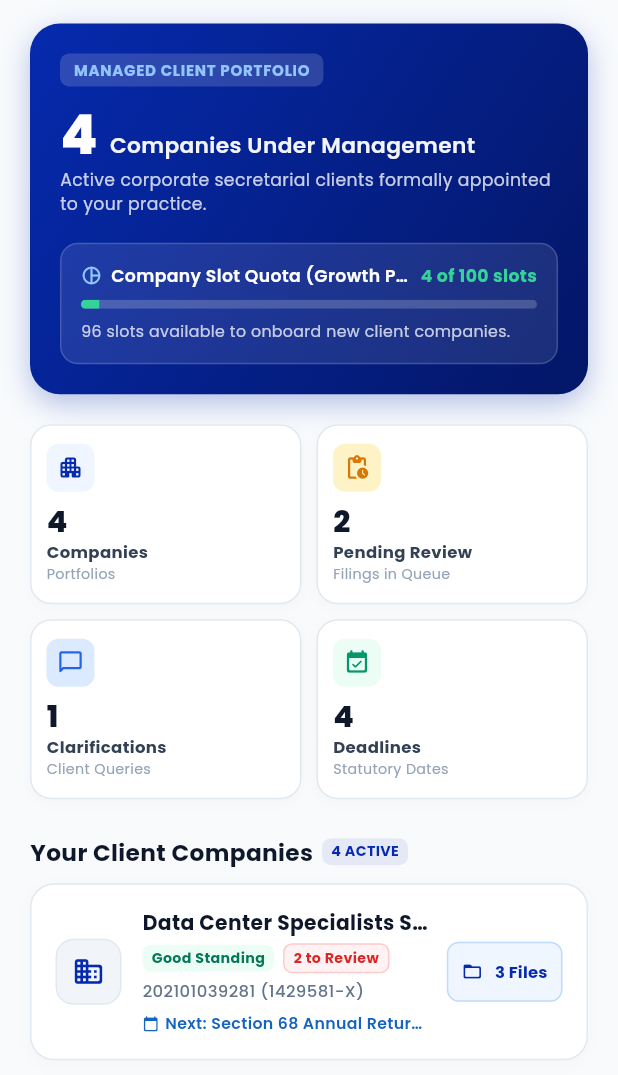
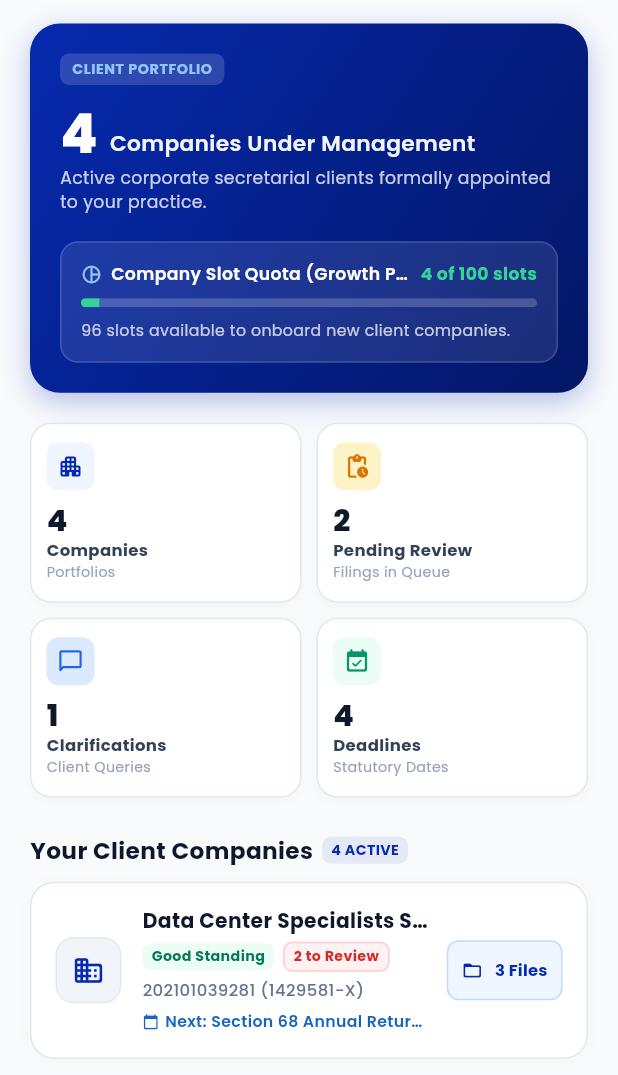
Before and after one commit to DCSDev-coder/MySect, a Flutter app: the SecretaryDashboardTab screen opened directly with empty values, on a phone screen of 412 x 824 dp, the part 161-1236 px from its top. Run offline on Flutter 3.47's test engine with Material 3 defaults, Android fonts, the phone set to English and light mode, and no system bars; our stand-ins replace file_picker, google_fonts, image_picker, table_calendar; network calls fail; project files that could hold a hidden picture were left out.

Commit message:
fix(ui): add ample speaker notch spacing at top of mobile header and resolve remaining card overflow

```diff
--- a/mysect_app/lib/mobile_app/widgets/app_top_header.dart
+++ b/mysect_app/lib/mobile_app/widgets/app_top_header.dart
@@ -20,14 +20,15 @@ class AppTopHeader extends StatelessWidget {
   Widget build(BuildContext context) {
     final topPadding = MediaQuery.of(context).padding.top;
     // Elevates the logo and notification bell higher up closer to the status bar text/pill
-    final elevatedTop = topPadding > 0 ? (topPadding - 24.0).clamp(6.0, 26.0) : 6.0;
+    // Leave clear space for top speaker, camera notch/island, and status bar
+    final elevatedTop = topPadding > 20 ? (topPadding + 10.0) : 38.0;
 
     return Padding(
       padding: EdgeInsets.only(
         left: 16.0,
         top: elevatedTop,
         right: 16.0,
-        bottom: 2.0,
+        bottom: 12.0,
       ),
       child: Row(
         mainAxisAlignment: MainAxisAlignment.spaceBetween,
--- a/mysect_secretary/lib/screens/secretary_dashboard_tab.dart
+++ b/mysect_secretary/lib/screens/secretary_dashboard_tab.dart
@@ -145,50 +145,61 @@ class SecretaryDashboardTab extends StatelessWidget {
                         Row(
                           mainAxisAlignment: MainAxisAlignment.spaceBetween,
                           children: [
-                            Container(
+                            Flexible(
+                              child: Container(
                                 padding: const EdgeInsets.symmetric(
-                                horizontal: 9,
-                                vertical: 4,
+                                  horizontal: 8,
+                                  vertical: 3.5,
                                 ),
                                 decoration: BoxDecoration(
                                   color: Colors.white.withValues(alpha: 0.16),
                                   borderRadius: BorderRadius.circular(6),
                                 ),
                                 child: Text(
-                                'MANAGED CLIENT PORTFOLIO',
+                                  'CLIENT PORTFOLIO',
                                   style: GoogleFonts.poppins(
-                                  fontSize: 10,
+                                    fontSize: 9.5,
                                     fontWeight: FontWeight.bold,
                                     color: const Color(0xFF93C5FD),
-                                  letterSpacing: 0.5,
+                                    letterSpacing: 0.4,
+                                  ),
+                                  maxLines: 1,
+                                  overflow: TextOverflow.ellipsis,
                                 ),
                               ),
                             ),
+                            const SizedBox(width: 8),
                             if (onNavigateToCompanies != null)
-                              ElevatedButton.icon(
-                                onPressed: onNavigateToCompanies,
-                                icon: const Icon(
+                              InkWell(
+                                onTap: onNavigateToCompanies,
+                                borderRadius: BorderRadius.circular(8),
+                                child: Container(
+                                  padding: const EdgeInsets.symmetric(
+                                    horizontal: 9,
+                                    vertical: 5,
+                                  ),
+                                  decoration: BoxDecoration(
+                                    color: Colors.white,
+                                    borderRadius: BorderRadius.circular(8),
+                                  ),
+                                  child: Row(
+                                    mainAxisSize: MainAxisSize.min,
+                                    children: [
+                                      const Icon(
                                         Icons.business_rounded,
                                         size: 13,
                                         color: Color(0xFF062AAE),
                                       ),
-                                label: Text(
-                                  'View Companies',
+                                      const SizedBox(width: 4),
+                                      Text(
+                                        'Companies',
                                         style: GoogleFonts.poppins(
                                           fontSize: 11,
                                           fontWeight: FontWeight.bold,
                                           color: const Color(0xFF062AAE),
                                         ),
                                       ),
-                                style: ElevatedButton.styleFrom(
-                                  backgroundColor: Colors.white,
-                                  elevation: 0,
-                                  padding: const EdgeInsets.symmetric(
-                                    horizontal: 10,
-                                    vertical: 6,
-                                  ),
-                                  shape: RoundedRectangleBorder(
-                                    borderRadius: BorderRadius.circular(8),
+                                    ],
                                   ),
                                 ),
                               ),
--- a/mysect_secretary/lib/widgets/app_top_header.dart
+++ b/mysect_secretary/lib/widgets/app_top_header.dart
@@ -20,7 +20,8 @@ class AppTopHeader extends StatelessWidget {
   @override
   Widget build(BuildContext context) {
     final topPadding = MediaQuery.of(context).padding.top;
-    final elevatedTop = topPadding > 0 ? (topPadding + 6.0) : 14.0;
+    // Leave clear space for top speaker, camera notch/island, and status bar
+    final elevatedTop = topPadding > 20 ? (topPadding + 10.0) : 38.0;
 
     final isTransparent = backgroundColor == null || backgroundColor == Colors.transparent;
 
@@ -29,7 +30,7 @@ class AppTopHeader extends StatelessWidget {
         left: 16.0,
         top: elevatedTop,
         right: 16.0,
-        bottom: isTransparent ? 6.0 : 10.0,
+        bottom: isTransparent ? 6.0 : 12.0,
       ),
       child: Row(
         mainAxisAlignment: MainAxisAlignment.spaceBetween,
```
Lines whose indentation alone changed are shown as unchanged.
